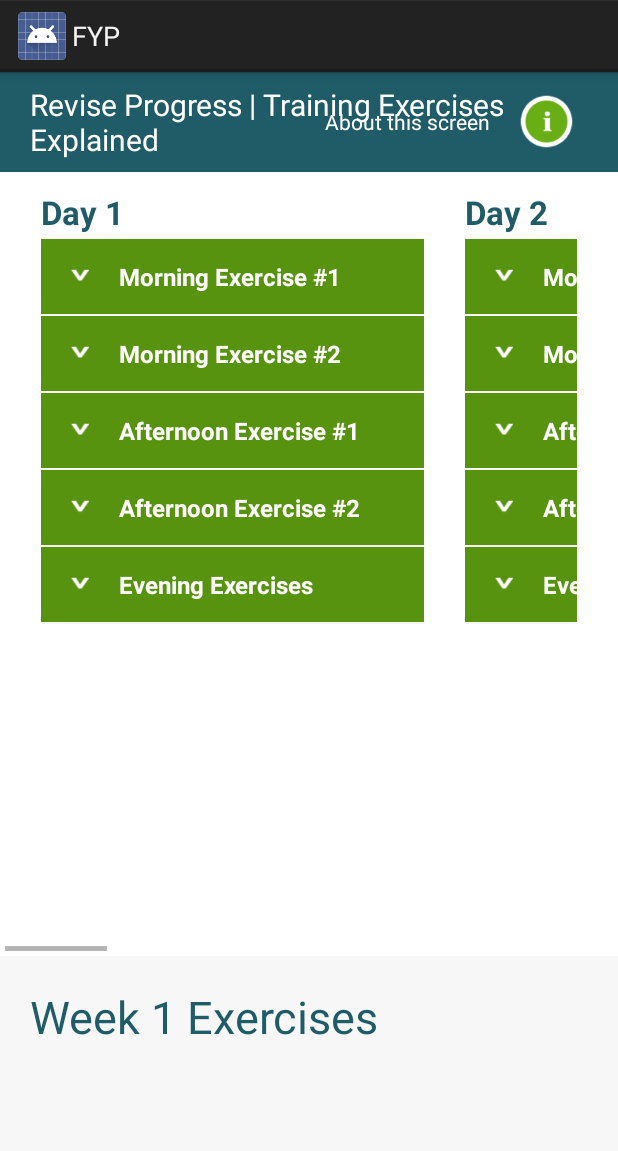
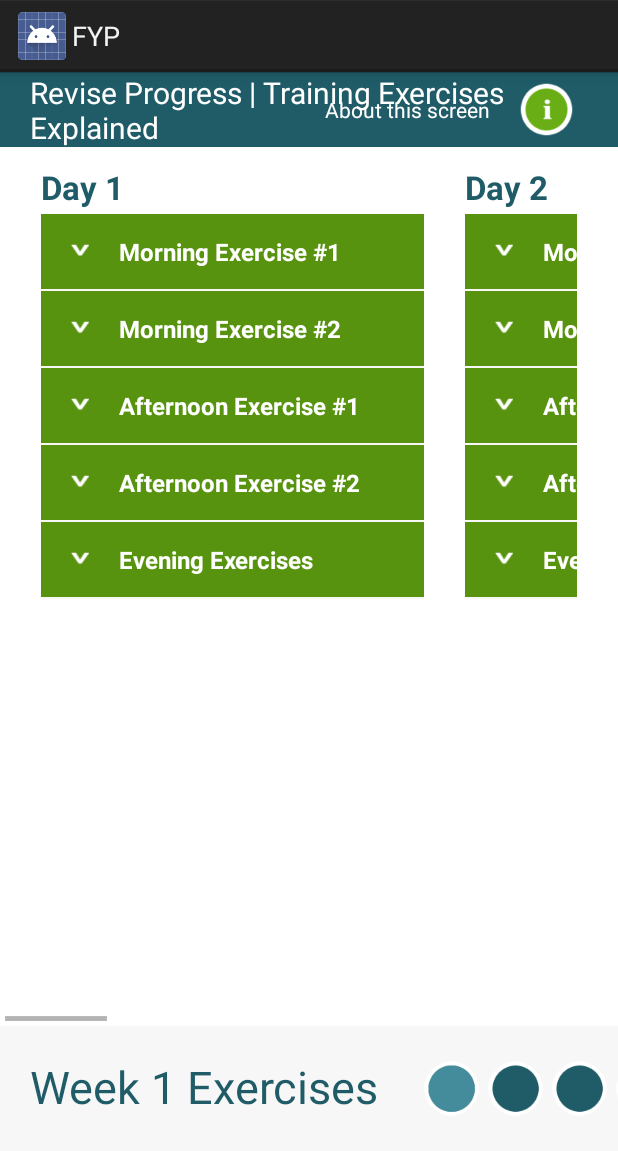
Before and after one commit to SilvanSalgues/VRA, an Android app: the fragment Fragment_revise shown on its own in the app's theme, on a phone screen of 412 x 824 dp. Shown: the top 1151 px of the screen. Run offline under Robolectric (Android 15) with nearby library versions, the phone set to English and light mode, and no system bars.

Commit message:
- Added custom radio buttons for changing the week on the revise screen - Two new images for radio buttons - Changed the header and footer layout to be a relative size rather that fixed pixel size - Changed how the fragment is constructed and parameter passed due to the app crashing after reloading a fragment - Error message Java.lang.IllegalStateException: fragment already active - In the review screen now each child of every expandable list can be access and clicked to show its position in a toast message. This was achieved using a list of expandableListAdapters that created a new adapter for each day

```diff
--- a/New_design/app/src/main/java/com/example/darren/new_design/Exercise_Type.java
+++ b/New_design/app/src/main/java/com/example/darren/new_design/Exercise_Type.java
@@ -28,6 +28,8 @@ public abstract class Exercise_Type  extends Fragment {
     GifImageView GIFimage;
     GifDrawable gifFromResource;
 
+    public Exercise_Type newInstance(int GIF){ return null; }
+
     public View onCreateView(LayoutInflater inflater, ViewGroup container, Bundle savedInstanceState) {
 
         GetLayout();
@@ -38,7 +40,7 @@ public abstract class Exercise_Type  extends Fragment {
         GIFimage = (GifImageView) InputFragmentView.findViewById(R.id.GIFview);
         //GIFimage.setBackgroundColor(Color.BLUE);
 
-        GIF = this.getArguments().getInt("bgGIF");
+        GIF = getArguments().getInt("bgGIF");
 
         if(gifFromResource == null) {
             //resource (drawable or raw)
@@ -53,7 +55,7 @@ public abstract class Exercise_Type  extends Fragment {
             }
         }
 
-        GIFimage.setBackground(gifFromResource);//setBackgroundResource(GIF); // R.drawable.illusion1
+        GIFimage.setBackground(gifFromResource);// R.drawable.illusion1
 
         Addwidgets();
         return InputFragmentView;
--- a/New_design/app/src/main/java/com/example/darren/new_design/Fragment_exercise_intro.java
+++ b/New_design/app/src/main/java/com/example/darren/new_design/Fragment_exercise_intro.java
@@ -97,7 +97,7 @@ public class Fragment_exercise_intro extends Fragment implements YouTubePlayer.O
         YouTubePlayerFragment youTubePlayerFragment = YouTubePlayerFragment.newInstance();
         youTubePlayerFragment.initialize(DeveloperKey.DEVELOPER_KEY, this);
         FragmentTransaction transaction = getChildFragmentManager().beginTransaction();
-        transaction.add(R.id.youtube_fragment, youTubePlayerFragment).commit();
+        transaction.replace(R.id.youtube_fragment, youTubePlayerFragment).commit();
 
         exercise_name = (TextView) InputFragmentView.findViewById(R.id.exercise_name);
         exercise_name.setText(exdesc.get(exerc.get(exercise).getexerciseNum()).getName());
--- a/New_design/app/src/main/java/com/example/darren/new_design/Fragment_revise.java
+++ b/New_design/app/src/main/java/com/example/darren/new_design/Fragment_revise.java
@@ -2,12 +2,13 @@ package com.example.darren.new_design;
 
 import android.app.Fragment;
 import android.os.Bundle;
-import android.util.Log;
 import android.view.LayoutInflater;
 import android.view.View;
 import android.view.ViewGroup;
 import android.widget.ExpandableListView;
 import android.widget.LinearLayout;
+import android.widget.RadioButton;
+import android.widget.RadioGroup;
 import android.widget.TextView;
 import android.widget.Toast;
 
@@ -17,23 +18,60 @@ import java.util.List;
 public class Fragment_revise extends Fragment {
 
     ExpandableListView expandableListView;
-    ExpandableListAdapter expandableListAdapter;
+    ArrayList<ExpandableListAdapter> expandableListAdapter;
     List<String> expandableListTitle;
     ArrayList<ExerciseList> expandableListDetail;
     ArrayList<ArrayList<ExerciseList>> ListofList;
+
+    LinearLayout Layout;
     View [] inflated = new View[7];
-    TextView day;
+    TextView day, WeekNo;
+
+    RadioGroup radioGroup;
+    RadioButton radioButton;
+
 
     public View onCreateView(LayoutInflater inflater, ViewGroup container, Bundle savedInstanceState){
         View InputFragmentView = inflater.inflate(R.layout.revise, container, false);
-        LinearLayout Layout =(LinearLayout) InputFragmentView.findViewById(R.id.linear_exercise);
+        WeekNo = (TextView) InputFragmentView.findViewById(R.id.WeekNo);
+
+        radioGroup = (RadioGroup) InputFragmentView.findViewById(R.id.radioWeeks);
+        radioGroup.setOnCheckedChangeListener(new RadioGroup.OnCheckedChangeListener() {
+            @Override
+            public void onCheckedChanged(RadioGroup group, int checkedId) {
+                // find which radio button is selected
+                if(checkedId == R.id.radioWeek2) {
+                    WeekNo.setText("Week 2 Exercises");
+                }
+                else if(checkedId == R.id.radioWeek3) {
+                    WeekNo.setText("Week 3 Exercises");
+                }
+                else if(checkedId == R.id.radioWeek4) {
+                    WeekNo.setText("Week 4 Exercises");
+                }
+                else if(checkedId == R.id.radioWeek5) {
+                    WeekNo.setText("Week 5 Exercises");
+                }
+                else if(checkedId == R.id.radioWeek6) {
+                    WeekNo.setText("Week 6 Exercises");
+                }
+                else if(checkedId == R.id.radioWeek7) {
+                    WeekNo.setText("Week 7 Exercises");
+                }
+                else {
+                    WeekNo.setText("Week 1 Exercises");
+                }
+            }
+        });
+
+        radioButton = (RadioButton) InputFragmentView.findViewById(R.id.radioWeek1);
+        radioButton.toggle();
 
 
-        //expandableListView = (ExpandableListView) InputFragmentView.findViewById(R.id
-        // .expandableListView);
-
+        Layout =(LinearLayout) InputFragmentView.findViewById(R.id.linear_exercise);
         ExpandableListDataPump expump = new ExpandableListDataPump(getActivity());
         ListofList = new ArrayList<>();
+        expandableListAdapter = new ArrayList<>();
 
         for(int i = 0; i<7; i++) {
             expandableListTitle = new ArrayList<>();
@@ -44,7 +82,7 @@ public class Fragment_revise extends Fragment {
 
             if (expandableListDetail != null){
                 for (int pos = 0; pos < expandableListDetail.size(); pos++) {
-                    Log.d("expandableListTitle", "" + expandableListDetail.get(pos).getExTitle());
+                    //Log.d("expandableListTitle", "" + expandableListDetail.get(pos).getExTitle());
                     expandableListTitle.add(""+ expandableListDetail.get(pos).getExTitle());
                 }
             }
@@ -57,13 +95,15 @@ public class Fragment_revise extends Fragment {
             expandableListView = (ExpandableListView) inflated[i].findViewById(R.id.expandableListView);
             Layout.addView(inflated[i]);
 
-            expandableListAdapter = new ExpandableListAdapter(getActivity(), expandableListTitle, expandableListDetail);
-            expandableListView.setAdapter(expandableListAdapter);
+            expandableListAdapter.add(new ExpandableListAdapter(getActivity(), expandableListTitle, expandableListDetail));
+
+            expandableListView.setAdapter(expandableListAdapter.get(i));
+            final int pos = i;
             expandableListView.setOnGroupExpandListener(new ExpandableListView.OnGroupExpandListener() {
                 @Override
                 public void onGroupExpand(int groupPosition) {
                     Toast.makeText(getActivity().getApplicationContext(),
-                            expandableListDetail.get(groupPosition).getExTitle() + " List Expanded.", Toast.LENGTH_SHORT).show();
+                            "Day "+ (pos +1) +":"+ expandableListDetail.get(groupPosition).getExTitle() + " List Expanded.", Toast.LENGTH_SHORT).show();
                 }
             });
 
@@ -71,7 +111,7 @@ public class Fragment_revise extends Fragment {
                 @Override
                 public void onGroupCollapse(int groupPosition) {
                     Toast.makeText(getActivity().getApplicationContext(),
-                            expandableListTitle.get(groupPosition) + " List Collapsed.",Toast.LENGTH_SHORT).show();
+                            "Day "+ (pos +1) +":"+ expandableListTitle.get(groupPosition) + " List Collapsed.",Toast.LENGTH_SHORT).show();
 
                 }
             });
@@ -84,7 +124,7 @@ public class Fragment_revise extends Fragment {
                             getActivity().getApplicationContext(),
                             expandableListTitle.get(groupPosition)
                                     + " -> "
-                                    + expandableListDetail.get(groupPosition).getExList().get(childPosition),Toast.LENGTH_SHORT)
+                                    + "Day "+ (pos +1) +":"+ expandableListDetail.get(groupPosition).getExList().get(childPosition),Toast.LENGTH_SHORT)
                             .show();
                     return false;
                 }
--- /dev/null
+++ b/New_design/app/src/main/res/drawable-xhdpi/custom_radio_button_selector.xml
@@ -0,0 +1,7 @@
+<?xml version="1.0" encoding="utf-8"?>
+<selector xmlns:android="http://schemas.android.com/apk/res/android">
+
+    <item android:drawable="@drawable/circle_on" android:state_checked="true"/>
+    <item android:drawable="@drawable/circle_off" android:state_checked="false"/>
+
+</selector>
--- a/New_design/app/src/main/res/layout/exercise.xml
+++ b/New_design/app/src/main/res/layout/exercise.xml
@@ -8,7 +8,7 @@
 
     <RelativeLayout
         android:layout_width="fill_parent"
-        android:layout_height="100px"
+        android:layout_height="50dp"
         android:id="@+id/headerExerc"
         android:background="#ff1f5c68">
 
--- a/New_design/app/src/main/res/layout/exercise_intro.xml
+++ b/New_design/app/src/main/res/layout/exercise_intro.xml
@@ -7,7 +7,7 @@
 
     <RelativeLayout
         android:layout_width="fill_parent"
-        android:layout_height="100px"
+        android:layout_height="50dp"
         android:id="@+id/headerExerc"
         android:background="#ff1f5c68">
 
@@ -68,7 +68,7 @@
     </RelativeLayout>
     <RelativeLayout
         android:layout_width="fill_parent"
-        android:layout_height="280px"
+        android:layout_height="140dp"
         android:id="@+id/footer"
         android:layout_alignParentBottom="true"
         android:layout_alignParentStart="false"
--- a/New_design/app/src/main/res/layout/home.xml
+++ b/New_design/app/src/main/res/layout/home.xml
@@ -9,7 +9,7 @@
 
         <RelativeLayout
             android:layout_width="fill_parent"
-            android:layout_height="100px"
+            android:layout_height="50dp"
             android:id="@+id/Exercise_home"
             android:background="#ff1f5c68" >
 
@@ -103,7 +103,7 @@
 
     <RelativeLayout
         android:layout_width="fill_parent"
-        android:layout_height="280px"
+        android:layout_height="140dp"
         android:id="@+id/footer"
         android:layout_alignParentBottom="true"
         android:layout_alignParentStart="true"
--- a/New_design/app/src/main/res/layout/revise.xml
+++ b/New_design/app/src/main/res/layout/revise.xml
@@ -7,7 +7,7 @@
     android:background="@android:color/white">
     <RelativeLayout
         android:layout_width="fill_parent"
-        android:layout_height="100px"
+        android:layout_height="50dp"
         android:id="@+id/headerExerc"
         android:background="#ff1f5c68">
 
@@ -63,7 +63,7 @@
 
     <RelativeLayout
         android:layout_width="fill_parent"
-        android:layout_height="280px"
+        android:layout_height="140dp"
         android:id="@+id/footer"
         android:layout_alignParentBottom="true"
         android:layout_alignParentStart="true"
@@ -83,6 +83,64 @@
             android:layout_marginLeft="20dp"
             android:layout_marginTop="20dp" />
 
+        <RadioGroup xmlns:android="http://schemas.android.com/apk/res/android"
+                    android:layout_width="fill_parent"
+                    android:layout_height="wrap_content"
+                    android:orientation="horizontal"
+                    android:layout_marginLeft="30dp"
+                    android:layout_alignBottom="@+id/WeekNo"
+                    android:layout_toEndOf="@+id/WeekNo"
+                    android:id="@+id/radioWeeks">
+        <RadioButton
+            android:layout_width="wrap_content"
+            android:layout_height="wrap_content"
+            android:id="@+id/radioWeek1"
+            android:button="@drawable/custom_radio_button_selector"
+            />
+
+        <RadioButton
+            android:layout_width="wrap_content"
+            android:layout_height="wrap_content"
+            android:id="@+id/radioWeek2"
+            android:button="@drawable/custom_radio_button_selector"
+            android:layout_marginLeft="5dp"/>
+
+        <RadioButton
+            android:layout_width="wrap_content"
+            android:layout_height="wrap_content"
+            android:id="@+id/radioWeek3"
+            android:button="@drawable/custom_radio_button_selector"
+            android:layout_marginLeft="5dp"/>
+
+        <RadioButton
+            android:layout_width="wrap_content"
+            android:layout_height="wrap_content"
+            android:id="@+id/radioWeek4"
+            android:button="@drawable/custom_radio_button_selector"
+            android:layout_marginLeft="5dp"/>
+
+        <RadioButton
+            android:layout_width="wrap_content"
+            android:layout_height="wrap_content"
+            android:id="@+id/radioWeek5"
+            android:button="@drawable/custom_radio_button_selector"
+            android:layout_marginLeft="5dp"/>
+
+        <RadioButton
+            android:layout_width="wrap_content"
+            android:layout_height="wrap_content"
+            android:id="@+id/radioWeek6"
+            android:button="@drawable/custom_radio_button_selector"
+            android:layout_marginLeft="5dp"/>
+
+        <RadioButton
+            android:layout_width="wrap_content"
+            android:layout_height="wrap_content"
+            android:id="@+id/radioWeek7"
+            android:button="@drawable/custom_radio_button_selector"
+            android:layout_marginLeft="5dp"/>
+        </RadioGroup>
+
     </RelativeLayout>
 
 </RelativeLayout>
--- a/New_design/app/src/main/res/layout/sensor.xml
+++ b/New_design/app/src/main/res/layout/sensor.xml
@@ -5,7 +5,7 @@
     android:background="@android:color/white">
     <RelativeLayout
         android:layout_width="fill_parent"
-        android:layout_height="100px"
+        android:layout_height="50dp"
         android:id="@+id/headerExerc"
         android:background="#ff1f5c68">
 
```
Also changed, not shown: New_design/app/src/main/java/com/example/darren/new_design/Exercise_Type1.java (+10 -0 lines), New_design/app/src/main/java/com/example/darren/new_design/Exercise_Type2.java (+10 -0 lines), New_design/app/src/main/java/com/example/darren/new_design/Fragment_exercise.java (+5 -11 lines), New_design/app/src/main/res/drawable-xhdpi/circle_off.png (added), New_design/app/src/main/res/drawable-xhdpi/circle_on.png (added), 15 other files.
